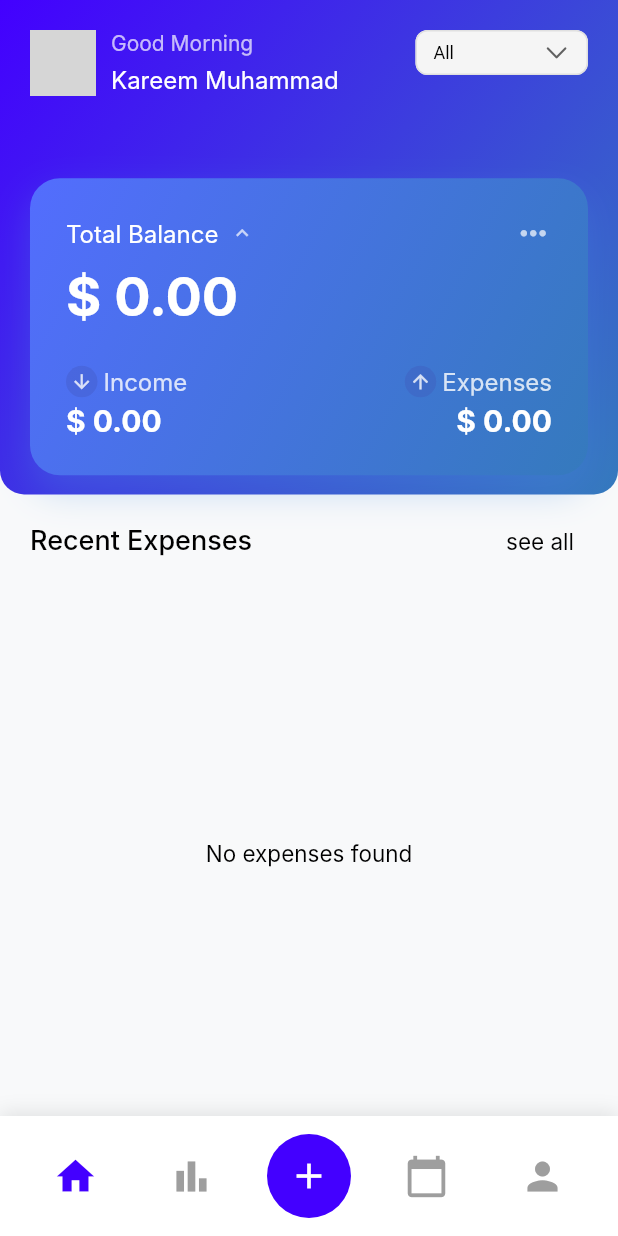
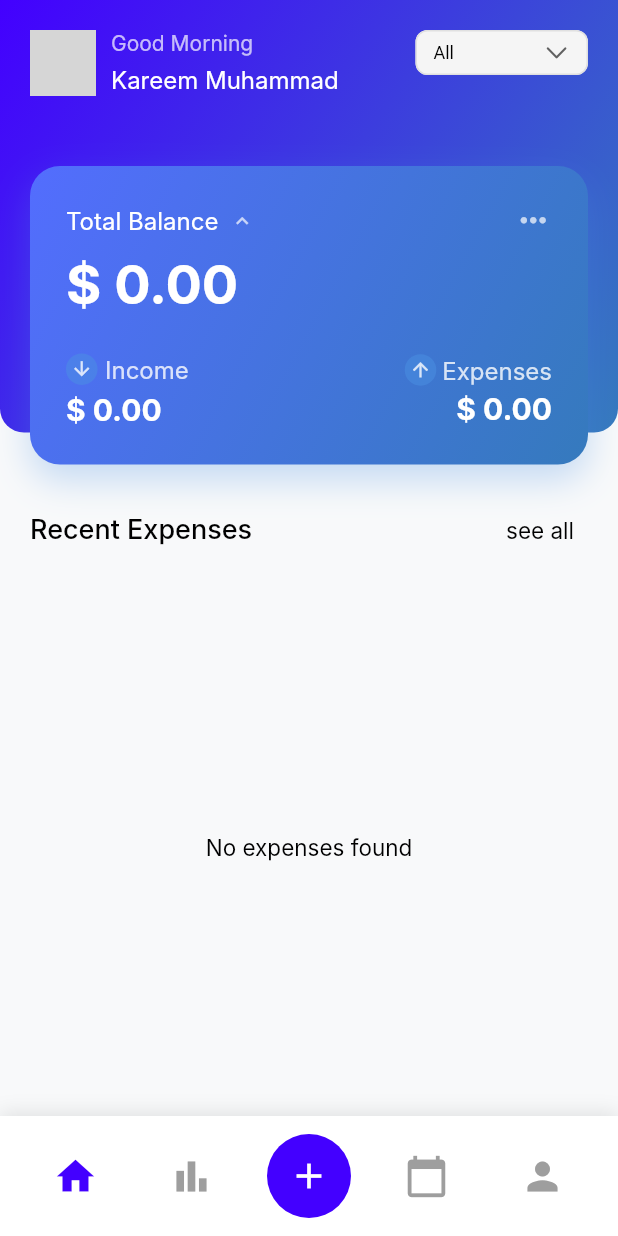
Before and after one commit to KareemMuhammad/Expense_Tracker_App, a Flutter app: the screen it shows after launch, item 3 of the bottom bar chosen, scrolled down 71 dp, after a tap on the "arrow back" icon, on a phone screen of 412 x 824 dp. Run offline on Flutter 3.47's test engine with Material 3 defaults, Android fonts, the phone set to English and light mode, and no system bars; our stand-ins replace equatable, flutter_bloc, get_it, hive, hive_flutter, image_picker and 1 more; accounts and stored records are empty; network calls fail; Roboto replaces fonts that are missing (Inter); grey boxes are pictures that could not be loaded.

```diff
--- a/lib/core/utils/helpers/screen_helpers.dart
+++ b/lib/core/utils/helpers/screen_helpers.dart
@@ -1,8 +1,39 @@
 import 'package:flutter/material.dart';
+
+import '../app_colors.dart';
 
 class ScreenHelpers {
   static const String userImage =
       'https://images.unsplash.com/photo-1633332755192-727a05c4013d?fm=jpg&q=60&w=3000&ixlib=rb-4.1.0&ixid=M3wxMjA3fDB8MHxzZWFyY2h8Mnx8dXNlcnxlbnwwfHwwfHx8MA%3D%3D';
+  static final List<Map<String, dynamic>> categories = [
+    {
+      'name': 'Groceries',
+      'icon': Icons.shopping_cart,
+      'color': AppColors.primary,
+    },
+    {'name': 'Entertainment', 'icon': Icons.movie, 'color': AppColors.primary},
+    {
+      'name': 'Gas',
+      'icon': Icons.local_gas_station,
+      'color': const Color(0xFFFF6B6B),
+    },
+    {
+      'name': 'Shopping',
+      'icon': Icons.shopping_bag,
+      'color': const Color(0xFFFFD93D),
+    },
+    {
+      'name': 'News Paper',
+      'icon': Icons.newspaper,
+      'color': const Color(0xFFFFB347),
+    },
+    {
+      'name': 'Transport',
+      'icon': Icons.directions_car,
+      'color': const Color(0xFF9B59B6),
+    },
+    {'name': 'Rent', 'icon': Icons.home, 'color': const Color(0xFFE67E22)},
+  ];
 
   static IconData getCategoryIcon(String category) {
     switch (category.toLowerCase()) {
--- a/lib/presentation/screens/add_expense_screen.dart
+++ b/lib/presentation/screens/add_expense_screen.dart
@@ -2,6 +2,7 @@ import 'package:flutter/material.dart';
 import 'package:flutter/services.dart';
 import 'package:flutter_bloc/flutter_bloc.dart';
 import '../../core/di.dart';
+import '../../core/utils/helpers/screen_helpers.dart';
 import '../../data/data_source/currency_remote_data_source.dart';
 import '../../data/data_source/expenses_local_data_source.dart';
 import '../../data/models/filter_type_enum.dart';
@@ -24,36 +25,6 @@ class AddExpenseScreen extends StatefulWidget {
 class _AddExpenseScreenState extends State<AddExpenseScreen> {
   final _formKey = GlobalKey<FormState>();
   final _amountController = TextEditingController();
-
-  final List<Map<String, dynamic>> categories = [
-    {
-      'name': 'Groceries',
-      'icon': Icons.shopping_cart,
-      'color': AppColors.primary,
-    },
-    {'name': 'Entertainment', 'icon': Icons.movie, 'color': AppColors.primary},
-    {
-      'name': 'Gas',
-      'icon': Icons.local_gas_station,
-      'color': const Color(0xFFFF6B6B),
-    },
-    {
-      'name': 'Shopping',
-      'icon': Icons.shopping_bag,
-      'color': const Color(0xFFFFD93D),
-    },
-    {
-      'name': 'News Paper',
-      'icon': Icons.newspaper,
-      'color': const Color(0xFFFFB347),
-    },
-    {
-      'name': 'Transport',
-      'icon': Icons.directions_car,
-      'color': const Color(0xFF9B59B6),
-    },
-    {'name': 'Rent', 'icon': Icons.home, 'color': const Color(0xFFE67E22)},
-  ];
 
   @override
   void dispose() {
@@ -91,23 +62,7 @@ class _AddExpenseScreenState extends State<AddExpenseScreen> {
         },
         child: Scaffold(
           backgroundColor: Colors.grey[50],
-          appBar: AppBar(
-            backgroundColor: Colors.grey[50],
-            elevation: 0,
-            leading: IconButton(
-              onPressed: () => Navigator.of(context).pop(),
-              icon: const Icon(Icons.arrow_back, color: Colors.black),
-            ),
-            title: const Text(
-              'Add Expense',
-              style: TextStyle(
-                color: Colors.black,
-                fontSize: 21,
-                fontWeight: FontWeight.bold,
-              ),
-            ),
-            centerTitle: true,
-          ),
+          appBar: _buildAppBar(context),
           body: Form(
             key: _formKey,
             child: SingleChildScrollView(
@@ -123,7 +78,7 @@ class _AddExpenseScreenState extends State<AddExpenseScreen> {
                   const SizedBox(height: 24),
                   _buildReceiptSection(),
                   const SizedBox(height: 32),
-                  CategoriesGridWidget(categories: categories),
+                  CategoriesGridWidget(categories: ScreenHelpers.categories),
                   const SizedBox(height: 40),
                   _buildSaveButton(),
                 ],
@@ -135,8 +90,28 @@ class _AddExpenseScreenState extends State<AddExpenseScreen> {
     );
   }
 
+  AppBar _buildAppBar(BuildContext context) {
+    return AppBar(
+      backgroundColor: Colors.grey[50],
+      elevation: 0,
+      leading: IconButton(
+        onPressed: () => Navigator.of(context).pop(),
+        icon: const Icon(Icons.arrow_back, color: Colors.black),
+      ),
+      title: const Text(
+        'Add Expense',
+        style: TextStyle(
+          color: Colors.black,
+          fontSize: 21,
+          fontWeight: FontWeight.bold,
+        ),
+      ),
+      centerTitle: true,
+    );
+  }
+
   Widget _buildCategoryDropdown() {
-    final List<String> categoryNames = categories
+    final List<String> categoryNames = ScreenHelpers.categories
         .map((category) => category['name'] as String)
         .toList();
     return Column(
@@ -263,21 +238,9 @@ class _AddExpenseScreenState extends State<AddExpenseScreen> {
             }
             return GestureDetector(
               onTap: () async {
-                final DateTime? picked = await showDatePicker(
-                  context: context,
-                  initialDate: selectedDate,
-                  firstDate: DateTime(2020),
-                  lastDate: DateTime.now(),
-                  builder: (context, child) {
-                    return Theme(
-                      data: Theme.of(context).copyWith(
-                        colorScheme: const ColorScheme.light(
-                          primary: AppColors.primary,
-                        ),
-                      ),
-                      child: child!,
-                    );
-                  },
+                final DateTime? picked = await _showDatePicker(
+                  context,
+                  selectedDate,
                 );
                 if (picked != null && picked != selectedDate) {
                   if (!context.mounted) return;
@@ -435,4 +398,24 @@ class _AddExpenseScreenState extends State<AddExpenseScreen> {
       ),
     );
   }
+
+  Future<DateTime?> _showDatePicker(
+    BuildContext context,
+    DateTime selectedDate,
+  ) async {
+    return await showDatePicker(
+      context: context,
+      initialDate: selectedDate,
+      firstDate: DateTime(2020),
+      lastDate: DateTime.now(),
+      builder: (context, child) {
+        return Theme(
+          data: Theme.of(context).copyWith(
+            colorScheme: const ColorScheme.light(primary: AppColors.primary),
+          ),
+          child: child!,
+        );
+      },
+    );
+  }
 }
--- a/lib/presentation/screens/home_screen.dart
+++ b/lib/presentation/screens/home_screen.dart
@@ -51,7 +51,7 @@ class _HomeScreenState extends State<HomeScreen> {
         children: [
           _buildHeader(),
           Positioned.fill(
-            top: MediaQuery.sizeOf(context).height * 0.12,
+            top: MediaQuery.sizeOf(context).height * 0.11,
             child: Scaffold(
               backgroundColor: Colors.transparent,
               body: SafeArea(
--- a/lib/presentation/screens/splash_screen.dart
+++ b/lib/presentation/screens/splash_screen.dart
@@ -30,7 +30,7 @@ class _SplashScreenState extends State<SplashScreen>
 
     _animationController.forward();
 
-    Timer(const Duration(seconds: 3), () {
+    Timer(const Duration(seconds: 2), () {
       Navigator.of(context).pushReplacement(
         MaterialPageRoute(builder: (context) => const HomeScreen()),
       );
--- a/lib/presentation/widgets/balance_card_widget.dart
+++ b/lib/presentation/widgets/balance_card_widget.dart
@@ -54,6 +54,7 @@ class BalanceCardWidget extends StatelessWidget {
           const SizedBox(height: 8),
           Text(
             '\$ ${totalBalance.toStringAsFixed(2)}',
+            maxLines: 2,
             style: const TextStyle(
               color: Colors.white,
               fontSize: 36,
@@ -73,7 +74,7 @@ class BalanceCardWidget extends StatelessWidget {
                         Container(
                           decoration: BoxDecoration(
                             shape: BoxShape.circle,
-                            color: Colors.indigo.withValues(alpha: 0.3),
+                            color: Color(0xFF4A90E2).withValues(alpha: 0.5),
                           ),
                           child: Padding(
                             padding: const EdgeInsets.all(3.0),
@@ -84,7 +85,7 @@ class BalanceCardWidget extends StatelessWidget {
                             ),
                           ),
                         ),
-                        const SizedBox(width: 4),
+                        const SizedBox(width: 5),
                         Text(
                           'Income',
                           style: TextStyle(
@@ -95,9 +96,10 @@ class BalanceCardWidget extends StatelessWidget {
                         ),
                       ],
                     ),
-                    const SizedBox(height: 4),
+                    const SizedBox(height: 5),
                     Text(
                       '\$ ${totalIncome.toStringAsFixed(2)}',
+                      maxLines: 2,
                       style: const TextStyle(
                         color: Colors.white,
                         fontSize: 20,
@@ -117,7 +119,7 @@ class BalanceCardWidget extends StatelessWidget {
                         Container(
                           decoration: BoxDecoration(
                             shape: BoxShape.circle,
-                            color: Colors.indigo.withValues(alpha: 0.3),
+                            color: Color(0xFF4A90E2).withValues(alpha: 0.5),
                           ),
                           child: Padding(
                             padding: const EdgeInsets.all(3.0),
@@ -142,6 +144,7 @@ class BalanceCardWidget extends StatelessWidget {
                     const SizedBox(height: 4),
                     Text(
                       '\$ ${totalExpenses.toStringAsFixed(2)}',
+                      maxLines: 2,
                       style: const TextStyle(
                         color: Colors.white,
                         fontSize: 20,
--- a/lib/presentation/widgets/home_screen_header.dart
+++ b/lib/presentation/widgets/home_screen_header.dart
@@ -30,7 +30,7 @@ class HomeScreenHeader extends StatelessWidget {
           ),
         ),
         width: double.infinity,
-        height: MediaQuery.sizeOf(context).height * 0.4,
+        height: MediaQuery.sizeOf(context).height * 0.35,
         child: SafeArea(
           child: Padding(
             padding: const EdgeInsets.all(20),
```
Also changed, not shown: 5 other files.
